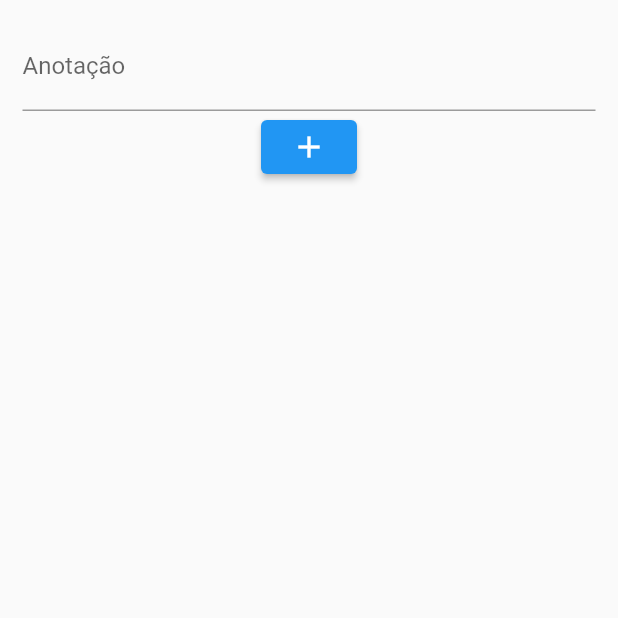
After one commit to waldirdev01/cidade_segura_lucas, a Flutter app: the AnotationForm screen opened directly, after a tap on the "add" icon, on a phone screen of 412 x 824 dp, the top half of it. The commit adds this screen. Run offline on Flutter 3.47's test engine with Material 2 defaults, Android fonts, the phone set to English and light mode, and no system bars; our stand-ins replace cloud_firestore, firebase_core; accounts and stored records are empty.

Commit message:
Salva a anotação no firebase, mas precisa receber o id do suspect. Fazer isso agora

```diff
--- /dev/null
+++ b/lib/pages/anotation_form.dart
@@ -0,0 +1,80 @@
+import 'package:cidade_segura/models/anotation_model.dart';
+import 'package:cidade_segura/service/anotation/anotation_service.dart';
+import 'package:flutter/material.dart';
+import 'package:provider/provider.dart';
+
+class AnotationForm extends StatefulWidget {
+  const AnotationForm({Key? key,}) : super(key: key);
+
+
+  @override
+  State<AnotationForm> createState() => _AnotationFormState();
+}
+
+class _AnotationFormState extends State<AnotationForm> {
+  bool _isLoading = false;
+
+  final _formKey = GlobalKey<FormState>();
+
+  //chave para o formulário
+
+  final anotationController = TextEditingController();
+
+
+  Future<void> _submitForm() async {
+   final anotation = Anotation(id: 'id',
+        dateTime: DateTime.now(),
+        userEmail: 'userEmail',
+        anotation: anotationController.text,
+        suspectId: 'suspectId');
+
+    try {
+      await Provider.of<AnotationService>(context, listen: false).addAnotation(anotation);
+
+      Navigator.of(context).pop();
+    } catch (error) {
+      print('Aqui');
+      print(error);
+      await showDialog<void>(
+        context: context,
+        builder: (ctx) =>
+            AlertDialog(
+              title: Text('Ocorreu um erro!'),
+              content: Text('Ocorreu um erro para salvar o produto.'),
+              actions: [
+                TextButton(
+                  child: Text('Ok'),
+                  onPressed: () => Navigator.of(context).pop(),
+                ),
+              ],
+            ),
+      );
+    } finally {
+      setState(() => _isLoading = false);
+    }
+  }
+
+  @override
+  Widget build(BuildContext context) {
+    return Scaffold(
+      body: Padding(
+        padding: const EdgeInsets.all(15),
+        child: Form(
+          key: _formKey,
+          child: Column(
+            children: [
+              TextFormField(
+                controller: anotationController,
+                decoration: InputDecoration(
+                  labelText: 'Anotação',
+                ),
+
+              ),
+              ElevatedButton(onPressed: _submitForm, child: Icon(Icons.add))
+            ],
+          ),
+        ),
+      ),
+    );
+  }
+}
--- a/lib/service/anotation/anotation_service.dart
+++ b/lib/service/anotation/anotation_service.dart
@@ -1,16 +1,19 @@
 import 'package:cidade_segura/models/anotation_model.dart';
 import 'package:cloud_firestore/cloud_firestore.dart';
+import 'package:flutter/material.dart';
 
-class AnotationService {
+class AnotationService with ChangeNotifier {
   // cria uma instância do FirebaseFirestore
   final db = FirebaseFirestore.instance;
 
   addAnotation(Anotation anotation) {
+    //adiciona uma anotação no Firebase
     db.collection('anotações').add(anotation.toFirebase());
   }
 
   Future<List<Anotation>> getAnotations() async {
     var getRef = await db.collection('anotações').get();
+    //recebe as anotações
     var anotations = getRef.docs
         .map((map) => Anotation(
         id: map.reference.id,
@@ -19,6 +22,8 @@ class AnotationService {
         anotation: map['anotation'],
         suspectId: map['suspectId']))
         .toList();
+    notifyListeners();
     return anotations;
+    //pega o que vem do DB e converte em uma lista de anotações para o app
   }
 }
```
Also changed, not shown: lib/components/anotation_widget.dart (added, +27 -0 lines), lib/main.dart (+12 -5 lines), lib/models/anotation_model.dart (+1 -13 lines), lib/models/suspect_model.dart (+1 -7 lines).
